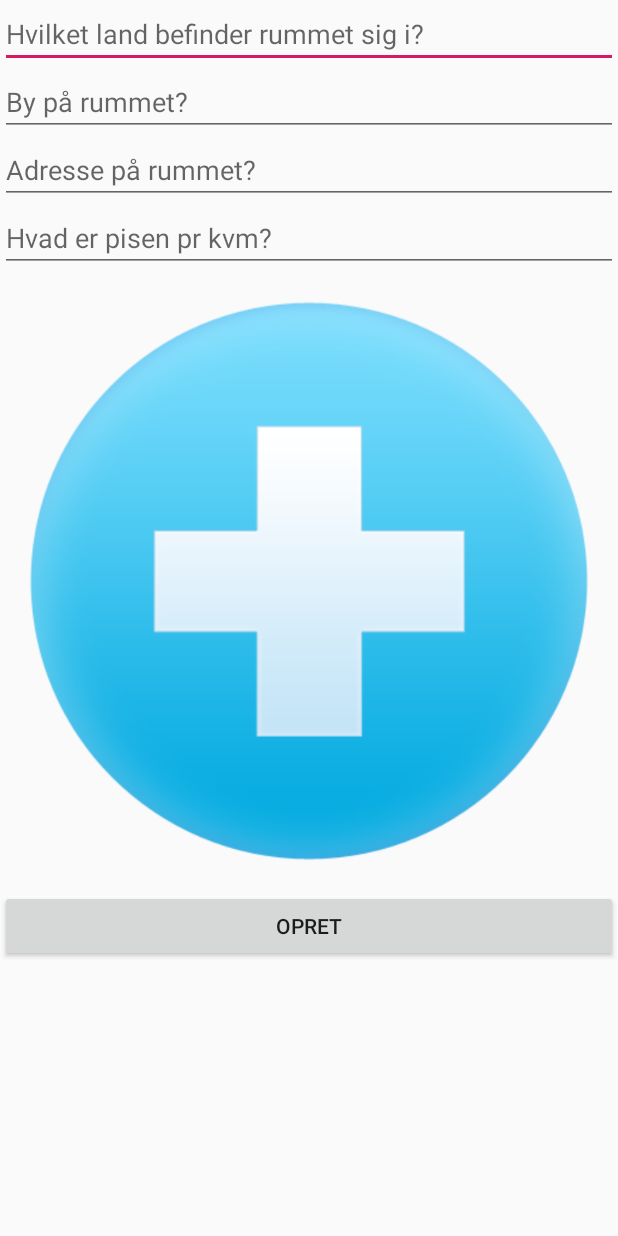
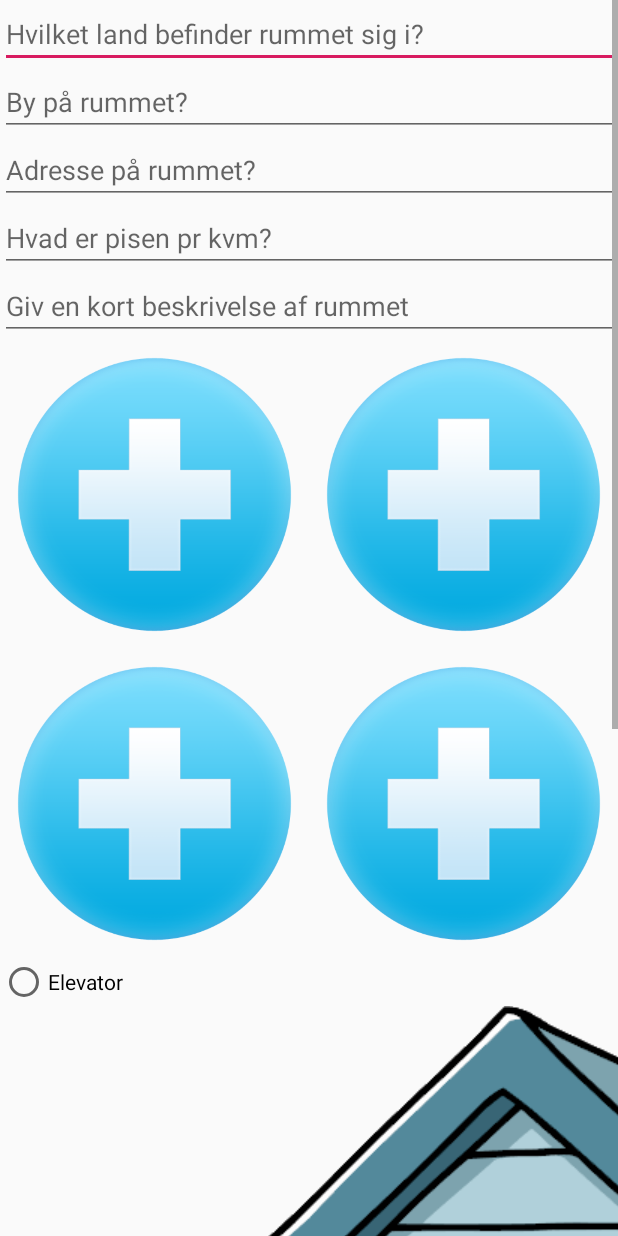
Before and after one commit to Galliraa/BoxALot, an Android app: the CreateStorageActivity screen opened directly, with no data from a screen before it, on a phone screen of 412 x 824 dp. Run offline under Robolectric (Android 15) with nearby library versions, the phone set to English and light mode, and no system bars; our stand-ins replace Firebase (no records; nobody signed in at launch, a user with empty details on screens opened directly); libraries missing offline, so code that uses them is left out: org.imperiumlabs.geofirestore.

Commit message:
some different stuff

```diff
--- a/app/build.gradle
+++ b/app/build.gradle
@@ -42,7 +42,6 @@ dependencies {
 
     implementation 'com.android.support:palette-v7:28.0.0-alpha3'
     implementation 'com.android.support:appcompat-v7:28.0.0-alpha3'
-    implementation 'com.android.support:recyclerview-v7:28.0.0-alpha3'
     implementation 'com.android.support:design:28.0.0-alpha3'
     implementation "com.android.support:customtabs:28.0.0-alpha3"
     implementation 'com.android.support:support-v4:28.0.0-alpha3'
--- a/app/src/main/java/com/example/kenne/box_a_lot/CreateStorageActivity.java
+++ b/app/src/main/java/com/example/kenne/box_a_lot/CreateStorageActivity.java
@@ -65,7 +65,7 @@ public class CreateStorageActivity extends AppCompatActivity {
         cityET = findViewById(R.id.cityET);
         addressET = findViewById(R.id.addressET);
         priceET = findViewById(R.id.priceET);
-        storageIV = findViewById(R.id.storageIV);
+        storageIV = findViewById(R.id.ph00);
         submitBtn = findViewById(R.id.submitStorageBtn);
 
         if(FirebaseAuth.getInstance().getCurrentUser() == null) {
--- a/app/src/main/java/com/example/kenne/box_a_lot/MainActivity.java
+++ b/app/src/main/java/com/example/kenne/box_a_lot/MainActivity.java
@@ -131,6 +131,7 @@ public class MainActivity extends AppCompatActivity implements UiUpdateInterface
 
     @Override
     public void showStorageRoom() {
+
         updateFragmentViewState(UserMode.DETAILS_VIEW);
     }
 
--- /dev/null
+++ b/app/src/main/res/drawable/acces_radio.xml
@@ -0,0 +1,5 @@
+<?xml version="1.0" encoding="utf-8"?>
+<selector xmlns:android="http://schemas.android.com/apk/res/android">
+    <item android:drawable="@drawable/add_icon" android:state_checked="true"/>
+    <item android:drawable="@drawable/garage_depot" android:state_checked="false"/>
+</selector>
--- a/app/src/main/res/layout/activity_create_storage.xml
+++ b/app/src/main/res/layout/activity_create_storage.xml
@@ -7,6 +7,13 @@
     android:orientation="vertical"
     tools:context=".CreateStorageActivity">
 
+    <ScrollView
+        android:layout_width="match_parent"
+        android:layout_height="match_parent">
+<LinearLayout
+    android:layout_width="match_parent"
+    android:layout_height="match_parent"
+    android:orientation="vertical">
         <EditText
             android:id="@+id/countryET"
             android:layout_width="match_parent"
@@ -18,40 +25,120 @@
             android:id="@+id/cityET"
             android:layout_width="match_parent"
             android:layout_height="wrap_content"
-        android:maxLines="1"
-        android:hint="@string/input_room_city" />
+            android:hint="@string/input_room_city"
+            android:maxLines="1" />
 
         <EditText
             android:id="@+id/addressET"
             android:layout_width="match_parent"
             android:layout_height="wrap_content"
-        android:maxLines="1"
-        android:hint="@string/input_room_address" />
+            android:hint="@string/input_room_address"
+            android:maxLines="1" />
 
         <EditText
             android:id="@+id/priceET"
             android:layout_width="match_parent"
             android:layout_height="wrap_content"
-        android:maxLines="1"
-        android:hint="@string/input_room_price" />
+            android:hint="@string/input_room_price"
+            android:maxLines="1" />
+        <EditText
+            android:id="@+id/descET"
+            android:layout_width="match_parent"
+            android:layout_height="wrap_content"
+            android:hint="@string/input_room_desc"
+            android:maxLength="150"/>
 
         <android.support.constraint.ConstraintLayout
             android:layout_width="match_parent"
-        android:layout_height="wrap_content">
+            android:layout_height="match_parent">
+
+            <GridLayout
+                android:id="@+id/ph0"
+                android:layout_width="0dp"
+                android:layout_height="0dp"
+                android:layout_columnWeight="1"
+                android:layout_marginEnd="0dp"
+                android:layout_marginStart="0dp"
+                android:layout_marginTop="0dp"
+                android:clipChildren="false"
+                android:columnCount="2"
+                android:rowCount="2"
+                android:src="@mipmap/ic_launcher"
+                app:layout_constraintDimensionRatio="H,1:1"
+                app:layout_constraintEnd_toEndOf="parent"
+                app:layout_constraintStart_toStartOf="parent"
+                app:layout_constraintTop_toTopOf="parent">
 
                 <ImageView
-            android:id="@+id/storageIV"
+                    android:id="@+id/ph00"
+                    android:layout_width="0dp"
+                    android:layout_height="0dp"
+                    android:layout_columnWeight="1"
+                    android:layout_margin="2dp"
+                    android:layout_rowWeight="1"
+                    android:scaleType="fitXY"
+                    android:src="@drawable/add_icon"
+                    />
+
+                <ImageView
+                    android:id="@+id/ph01"
+                    android:layout_width="0dp"
+                    android:layout_height="0dp"
+                    android:layout_columnWeight="1"
+                    android:layout_margin="2dp"
+                    android:layout_rowWeight="1"
+                    android:scaleType="fitXY"
+                    android:src="@drawable/add_icon" />
+
+                <ImageView
+                    android:id="@+id/ph02"
+                    android:layout_width="0dp"
+                    android:layout_height="0dp"
+                    android:layout_columnWeight="1"
+                    android:layout_margin="2dp"
+                    android:layout_rowWeight="1"
+                    android:scaleType="fitXY"
+                    android:src="@drawable/add_icon" />
+
+                <ImageView
+                    android:id="@+id/ph03"
+                    android:layout_width="0dp"
+                    android:layout_height="0dp"
+                    android:layout_columnWeight="1"
+                    android:layout_margin="2dp"
+                    android:layout_rowWeight="1"
+                    android:scaleType="fitXY"
+                    android:src="@drawable/add_icon" />
+
+
+            </GridLayout>
+        </android.support.constraint.ConstraintLayout>
+
+    <RadioGroup
         android:layout_width="match_parent"
-            android:layout_height="0dp"
-            app:layout_constraintDimensionRatio="1:1"
-            android:src="@drawable/add_icon"
-            android:scaleType="centerCrop"/>
+        android:layout_height="match_parent" >
 
-    </android.support.constraint.ConstraintLayout>
+        <RadioButton
+            android:id="@+id/radioMale"
+            android:layout_width="wrap_content"
+            android:layout_height="wrap_content"
+            android:text="Elevator" />
+
+        <RadioButton
+            android:id="@+id/radioFemale"
+            android:layout_width="wrap_content"
+            android:layout_height="wrap_content"
+            android:text="Egen adgang"
+            android:button="@drawable/acces_radio"/>
+
+    </RadioGroup>
+
     <Button
             android:id="@+id/submitStorageBtn"
             android:layout_width="match_parent"
             android:layout_height="wrap_content"
             android:text="Opret" />
+</LinearLayout>
+    </ScrollView>
 
 </LinearLayout>
--- a/app/src/main/res/layout/fragment_storageroom.xml
+++ b/app/src/main/res/layout/fragment_storageroom.xml
@@ -9,7 +9,8 @@
         android:layout_width="99dp"
         android:layout_height="99dp"
         android:src="@drawable/garage_depot"
-        android:contentDescription="@string/input_room_city"/>
+        android:contentDescription="@string/input_room_city"
+        />
 
     <LinearLayout xmlns:android="http://schemas.android.com/apk/res/android"
         android:layout_width="match_parent"
--- a/app/src/main/res/values/strings.xml
+++ b/app/src/main/res/values/strings.xml
@@ -26,4 +26,5 @@
     <string name="title_activity_deletethis">deletethis</string>
     <string name="input_room_price">Hvad er pisen pr kvm?</string>
     <string name="input_room_country">Hvilket land befinder rummet sig i?</string>
+    <string name="input_room_desc">Giv en kort beskrivelse af rummet</string>
 </resources>
--- a/app/src/main/res/values/styles.xml
+++ b/app/src/main/res/values/styles.xml
@@ -6,6 +6,7 @@
         <item name="colorPrimary">@color/colorPrimary</item>
         <item name="colorPrimaryDark">@color/colorPrimaryDark</item>
         <item name="colorAccent">@color/colorAccent</item>
+
     </style>
 
     <style name="AppTheme.AppBarOverlay" parent="ThemeOverlay.AppCompat.Dark.ActionBar" />
```
Also changed, not shown: app/src/main/java/com/example/kenne/box_a_lot/MapsActivity.java (deleted, +0 -288 lines), app/src/main/java/com/example/kenne/box_a_lot/fragments/MapsFragment.java (+5 -15 lines), app/src/main/java/com/example/kenne/box_a_lot/fragments/MyStorageRoomRecyclerViewAdapter.java (+10 -24 lines), app/src/main/java/com/example/kenne/box_a_lot/fragments/StorageRoomFragment.java (+45 -21 lines), app/src/main/java/com/example/kenne/box_a_lot/interfaces/ClickListener.java (added, +8 -0 lines), app/src/main/java/com/example/kenne/box_a_lot/other/MyAppGlideModule.java (deleted, +0 -22 lines), app/src/main/java/com/example/kenne/box_a_lot/other/RecyclerTouchListener.java (added, +50 -0 lines), app/src/main/res/layout/activity_maps.xml (deleted, +0 -24 lines). Lines whose indentation alone changed are shown as unchanged.
